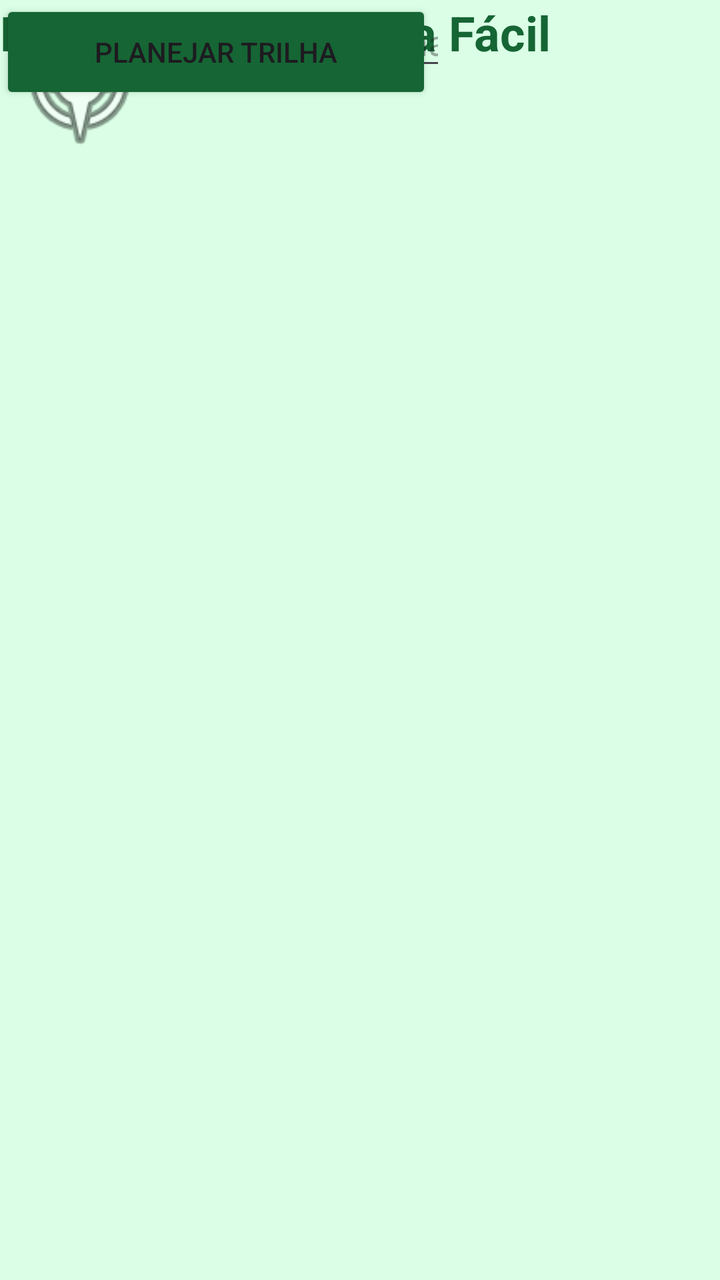
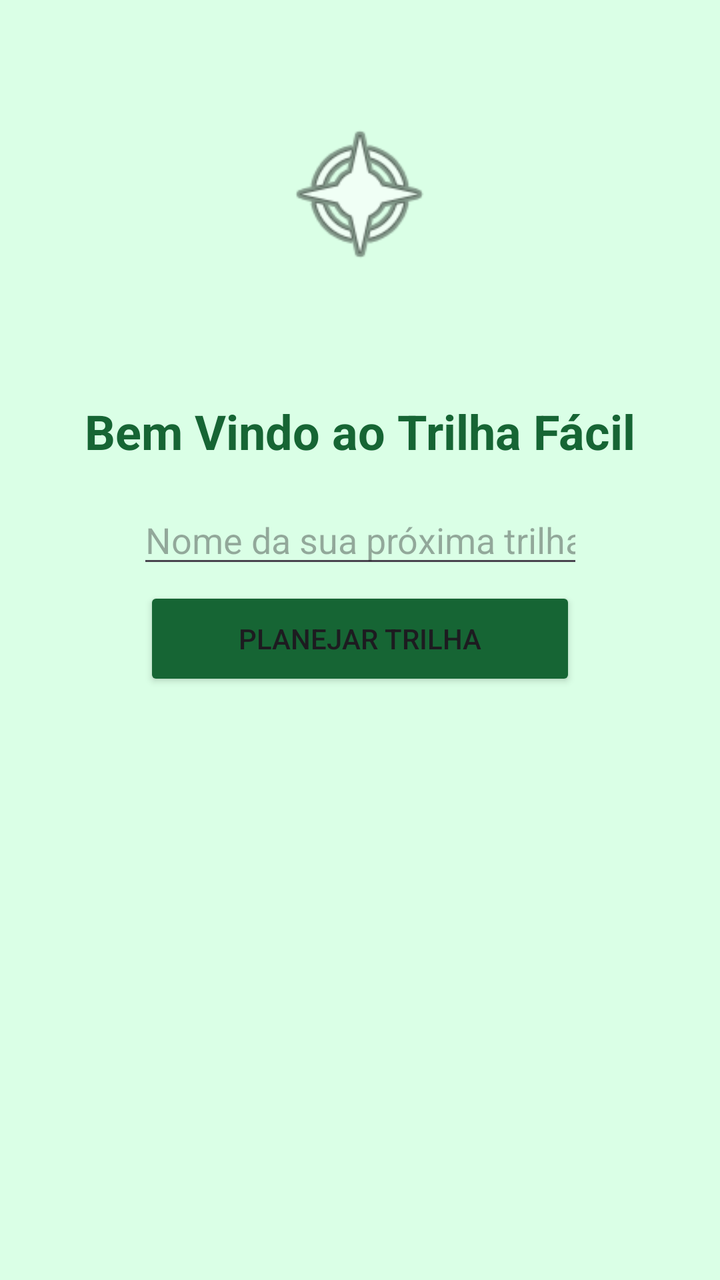

Before-and-after screenshots of an Android layout around one commit, followed by the original layout XML and the change that was made.
<!-- AndroidManifest.xml: application theme Theme.TrilhaFacil -->
<!-- res/layout/activity_main.xml -->
<?xml version="1.0" encoding="utf-8"?>
<androidx.constraintlayout.widget.ConstraintLayout xmlns:android="http://schemas.android.com/apk/res/android"
    xmlns:app="http://schemas.android.com/apk/res-auto"
    xmlns:tools="http://schemas.android.com/tools"
    android:id="@+id/main"
    android:layout_width="match_parent"
    android:layout_height="match_parent"
    android:background="#DAFFE6"
    tools:context=".MainActivity">

    <ImageView
        android:id="@+id/imageView2"
        android:layout_width="80dp"
        android:layout_height="80dp"
        app:srcCompat="@android:drawable/ic_menu_compass"
        tools:layout_editor_absoluteX="165dp"
        tools:layout_editor_absoluteY="68dp" />

    <TextView
        android:id="@+id/textView2"
        android:layout_width="wrap_content"
        android:layout_height="wrap_content"
        android:text="Bem Vindo ao Trilha Fácil"
        android:textColor="#166534"
        android:textSize="24sp"
        android:textStyle="bold"
        tools:layout_editor_absoluteX="70dp"
        tools:layout_editor_absoluteY="194dp" />

    <EditText
        android:id="@+id/editTextText"
        android:layout_width="223dp"
        android:layout_height="40dp"
        android:ems="10"
        android:hint="Nome da sua próxima trilha..."
        android:inputType="text"
        tools:layout_editor_absoluteX="94dp"
        tools:layout_editor_absoluteY="286dp" />

    <Button
        android:id="@+id/button2"
        android:layout_width="216dp"
        android:layout_height="52dp"
        android:backgroundTint="#166534"
        android:text="Planejar Trilha"
        tools:layout_editor_absoluteX="94dp"
        tools:layout_editor_absoluteY="359dp" />
</androidx.constraintlayout.widget.ConstraintLayout>
<!-- resources referenced by this layout -->
<resources>
  <style name="Theme.TrilhaFacil" parent="Base.Theme.TrilhaFacil" />
  <style name="Base.Theme.TrilhaFacil" parent="Theme.Material3.DayNight.NoActionBar">
          
          
      </style>
</resources>

<!-- the commit's change to res/layout/activity_main.xml (unified diff, before → after) -->
@@ -12,9 +12,12 @@
         android:id="@+id/imageView2"
         android:layout_width="80dp"
         android:layout_height="80dp"
-        app:srcCompat="@android:drawable/ic_menu_compass"
-        tools:layout_editor_absoluteX="165dp"
-        tools:layout_editor_absoluteY="68dp" />
+        app:layout_constraintBottom_toBottomOf="parent"
+        app:layout_constraintEnd_toEndOf="parent"
+        app:layout_constraintStart_toStartOf="parent"
+        app:layout_constraintTop_toTopOf="parent"
+        app:layout_constraintVertical_bias="0.101"
+        app:srcCompat="@android:drawable/ic_menu_compass" />
 
     <TextView
         android:id="@+id/textView2"
@@ -24,8 +27,11 @@
         android:textColor="#166534"
         android:textSize="24sp"
         android:textStyle="bold"
-        tools:layout_editor_absoluteX="70dp"
-        tools:layout_editor_absoluteY="194dp" />
+        app:layout_constraintBottom_toBottomOf="parent"
+        app:layout_constraintEnd_toEndOf="parent"
+        app:layout_constraintStart_toStartOf="parent"
+        app:layout_constraintTop_toBottomOf="@+id/imageView2"
+        app:layout_constraintVertical_bias="0.133" />
 
     <EditText
         android:id="@+id/editTextText"
@@ -34,8 +40,11 @@
         android:ems="10"
         android:hint="Nome da sua próxima trilha..."
         android:inputType="text"
-        tools:layout_editor_absoluteX="94dp"
-        tools:layout_editor_absoluteY="286dp" />
+        app:layout_constraintBottom_toBottomOf="parent"
+        app:layout_constraintEnd_toEndOf="parent"
+        app:layout_constraintStart_toStartOf="parent"
+        app:layout_constraintTop_toTopOf="parent"
+        app:layout_constraintVertical_bias="0.415" />
 
     <Button
         android:id="@+id/button2"
@@ -43,6 +52,9 @@
         android:layout_height="52dp"
         android:backgroundTint="#166534"
         android:text="Planejar Trilha"
-        tools:layout_editor_absoluteX="94dp"
-        tools:layout_editor_absoluteY="359dp" />
+        app:layout_constraintBottom_toBottomOf="parent"
+        app:layout_constraintEnd_toEndOf="parent"
+        app:layout_constraintStart_toStartOf="parent"
+        app:layout_constraintTop_toTopOf="parent"
+        app:layout_constraintVertical_bias="0.499" />
 </androidx.constraintlayout.widget.ConstraintLayout>
